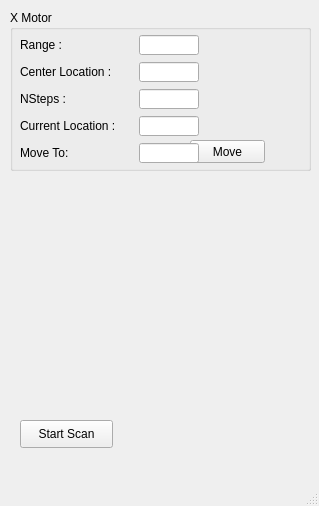
Qt form gridscan_mainwin.ui (hgarbeil/GridScan) before a commit.
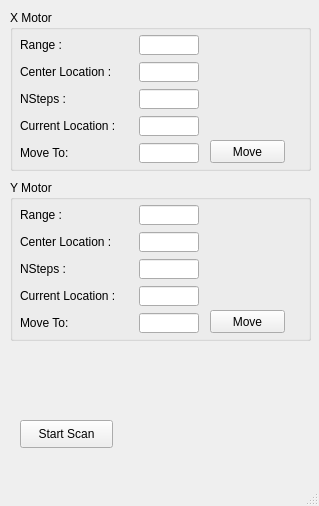
The same form after that commit.

Commit message: fields for y motor added

Diff of the .ui file:
```diff
--- a/gridscan_mainwin.ui
+++ b/gridscan_mainwin.ui
@@ -29,7 +29,7 @@
     <widget class="QPushButton" name="x_MoveButton">
      <property name="geometry">
       <rect>
-       <x>180</x>
+       <x>200</x>
        <y>130</y>
        <width>75</width>
        <height>23</height>
@@ -180,6 +180,159 @@
      <string>Start Scan</string>
     </property>
    </widget>
+   <widget class="QGroupBox" name="groupBox_2">
+    <property name="geometry">
+     <rect>
+      <x>10</x>
+      <y>180</y>
+      <width>301</width>
+      <height>161</height>
+     </rect>
+    </property>
+    <property name="title">
+     <string>Y Motor</string>
+    </property>
+    <widget class="QPushButton" name="x_MoveButton_2">
+     <property name="geometry">
+      <rect>
+       <x>200</x>
+       <y>130</y>
+       <width>75</width>
+       <height>23</height>
+      </rect>
+     </property>
+     <property name="text">
+      <string>Move</string>
+     </property>
+    </widget>
+    <widget class="QWidget" name="layoutWidget_2">
+     <property name="geometry">
+      <rect>
+       <x>10</x>
+       <y>24</y>
+       <width>179</width>
+       <height>130</height>
+      </rect>
+     </property>
+     <layout class="QGridLayout" name="gridLayout_2">
+      <item row="0" column="0">
+       <widget class="QLabel" name="label_6">
+        <property name="minimumSize">
+         <size>
+          <width>90</width>
+          <height>0</height>
+         </size>
+        </property>
+        <property name="text">
+         <string>Range :</string>
+        </property>
+       </widget>
+      </item>
+      <item row="0" column="1">
+       <widget class="QLineEdit" name="x_RangeLE_2">
+        <property name="maximumSize">
+         <size>
+          <width>60</width>
+          <height>20</height>
+         </size>
+        </property>
+       </widget>
+      </item>
+      <item row="1" column="0">
+       <widget class="QLabel" name="label_7">
+        <property name="minimumSize">
+         <size>
+          <width>90</width>
+          <height>0</height>
+         </size>
+        </property>
+        <property name="text">
+         <string>Center Location :</string>
+        </property>
+       </widget>
+      </item>
+      <item row="1" column="1">
+       <widget class="QLineEdit" name="x_CenterLocLE_2">
+        <property name="maximumSize">
+         <size>
+          <width>60</width>
+          <height>20</height>
+         </size>
+        </property>
+       </widget>
+      </item>
+      <item row="2" column="0">
+       <widget class="QLabel" name="label_8">
+        <property name="minimumSize">
+         <size>
+          <width>90</width>
+          <height>0</height>
+         </size>
+        </property>
+        <property name="text">
+         <string>NSteps :</string>
+        </property>
+       </widget>
+      </item>
+      <item row="2" column="1">
+       <widget class="QLineEdit" name="x_NStepsLE_2">
+        <property name="maximumSize">
+         <size>
+          <width>60</width>
+          <height>20</height>
+         </size>
+        </property>
+       </widget>
+      </item>
+      <item row="3" column="0">
+       <widget class="QLabel" name="label_9">
+        <property name="minimumSize">
+         <size>
+          <width>110</width>
+          <height>0</height>
+         </size>
+        </property>
+        <property name="text">
+         <string>Current Location : </string>
+        </property>
+       </widget>
+      </item>
+      <item row="3" column="1">
+       <widget class="QLineEdit" name="x_CurLocLE_2">
+        <property name="maximumSize">
+         <size>
+          <width>60</width>
+          <height>20</height>
+         </size>
+        </property>
+       </widget>
+      </item>
+      <item row="4" column="0">
+       <widget class="QLabel" name="label_10">
+        <property name="minimumSize">
+         <size>
+          <width>90</width>
+          <height>0</height>
+         </size>
+        </property>
+        <property name="text">
+         <string>Move To: </string>
+        </property>
+       </widget>
+      </item>
+      <item row="4" column="1">
+       <widget class="QLineEdit" name="x_MoveLocLE_2">
+        <property name="maximumSize">
+         <size>
+          <width>60</width>
+          <height>20</height>
+         </size>
+        </property>
+       </widget>
+      </item>
+     </layout>
+    </widget>
+   </widget>
   </widget>
   <widget class="QMenuBar" name="menubar">
    <property name="geometry">
```
Left out of the diff: 2 changed lines with no effect on the pictures. The commit also changes 2 other files.
